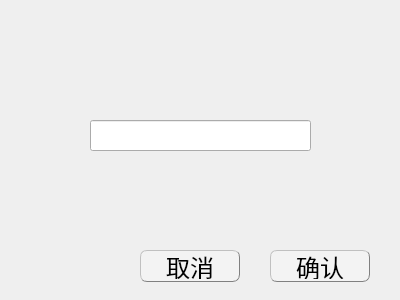
Qt form stateeditdialog.ui (EsZHU/QtExamSystem) before a commit.
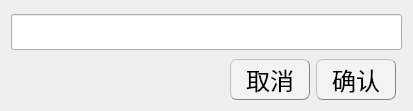
The same form after that commit.

What changed in the file:
```diff
--- a/stateeditdialog.ui
+++ b/stateeditdialog.ui
@@ -6,36 +6,40 @@
    <rect>
     <x>0</x>
     <y>0</y>
-    <width>400</width>
-    <height>300</height>
+    <width>413</width>
+    <height>111</height>
    </rect>
   </property>
   <property name="windowTitle">
    <string/>
   </property>
-  <widget class="QLineEdit" name="lineEdit">
-   <property name="geometry">
-    <rect>
-     <x>90</x>
-     <y>120</y>
-     <width>221</width>
-     <height>31</height>
-    </rect>
+  <layout class="QGridLayout" name="gridLayout" rowstretch="0,0" columnstretch="0,0,0,0">
+   <property name="bottomMargin">
+    <number>8</number>
    </property>
-   <property name="font">
-    <font>
-     <pointsize>18</pointsize>
-    </font>
-   </property>
-  </widget>
+   <item row="1" column="0">
+    <spacer name="horizontalSpacer">
+     <property name="orientation">
+      <enum>Qt::Horizontal</enum>
+     </property>
+     <property name="sizeType">
+      <enum>QSizePolicy::Expanding</enum>
+     </property>
+     <property name="sizeHint" stdset="0">
+      <size>
+       <width>40</width>
+       <height>20</height>
+      </size>
+     </property>
+    </spacer>
+   </item>
+   <item row="1" column="2">
   <widget class="QPushButton" name="saveButton">
-   <property name="geometry">
-    <rect>
-     <x>270</x>
-     <y>250</y>
-     <width>100</width>
-     <height>32</height>
-    </rect>
+     <property name="minimumSize">
+      <size>
+       <width>80</width>
+       <height>0</height>
+      </size>
    </property>
    <property name="font">
     <font>
@@ -51,14 +55,14 @@
     <string>确认</string>
    </property>
   </widget>
+   </item>
+   <item row="1" column="1">
   <widget class="QPushButton" name="cancelButton">
-   <property name="geometry">
-    <rect>
-     <x>140</x>
-     <y>250</y>
-     <width>100</width>
-     <height>32</height>
-    </rect>
+     <property name="minimumSize">
+      <size>
+       <width>80</width>
+       <height>0</height>
+      </size>
    </property>
    <property name="font">
     <font>
@@ -74,6 +78,23 @@
     <string>取消</string>
    </property>
   </widget>
+   </item>
+   <item row="0" column="0" colspan="4">
+    <widget class="QLineEdit" name="lineEdit">
+     <property name="minimumSize">
+      <size>
+       <width>0</width>
+       <height>32</height>
+      </size>
+     </property>
+     <property name="font">
+      <font>
+       <pointsize>18</pointsize>
+      </font>
+     </property>
+    </widget>
+   </item>
+  </layout>
  </widget>
  <resources/>
  <connections/>
```
Lines whose indentation alone changed are shown as unchanged.
